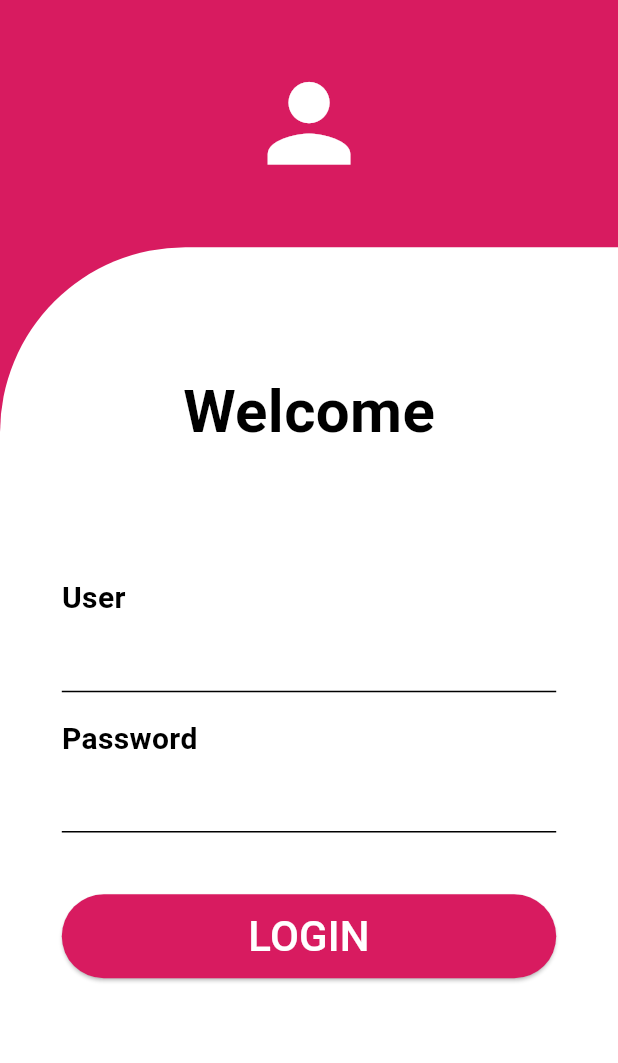
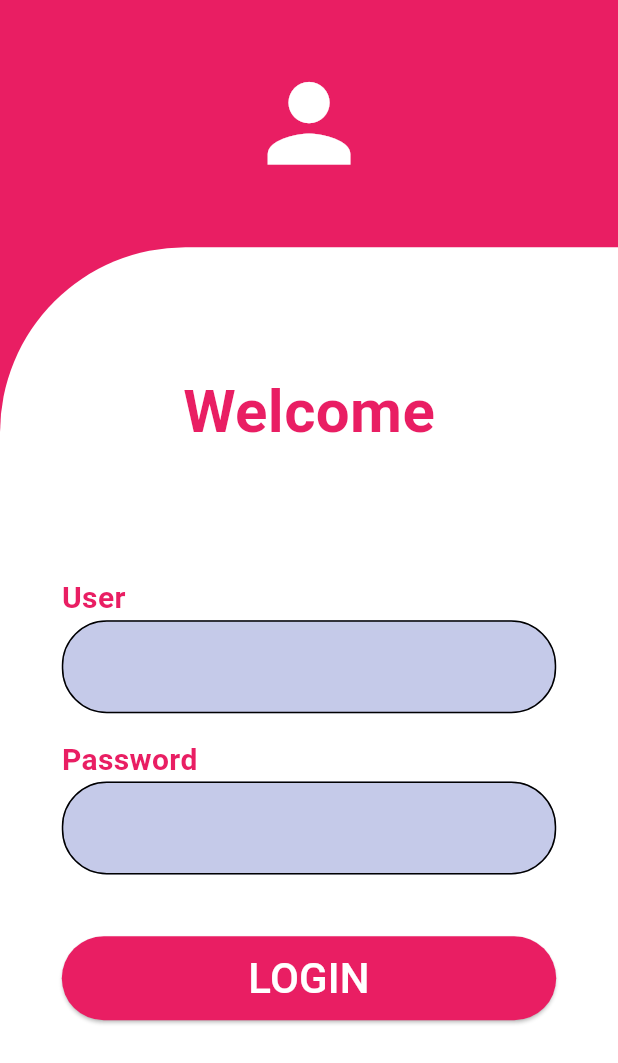
Before and after one commit to JotaDouglas/teste_mobile, a Flutter app: the screen it shows after launch, on a phone screen of 412 x 824 dp. Shown: the top 1063 px of the screen. Run offline on Flutter 3.47's test engine with Material 3 defaults, Android fonts, the phone set to English and light mode, and no system bars.

Commit message:
feat: base ok

```diff
--- /dev/null
+++ b/lib/components/textDecoratio.dart
@@ -0,0 +1,15 @@
+import 'package:flutter/material.dart';
+
+InputDecoration decorationField() {
+  return InputDecoration(
+      fillColor: Colors.indigo[100],
+      filled: true,
+      hintStyle: const TextStyle(color: Colors.black),
+      // focusedBorder: UnderlineInputBorder(
+      //   borderSide: BorderSide(color: Colors.blue),
+      // ),
+      border: OutlineInputBorder(
+        borderRadius: BorderRadius.circular(30),
+        borderSide: BorderSide(color: Colors.indigo[100] ?? Colors.indigo)
+      ));
+}
--- a/lib/main.dart
+++ b/lib/main.dart
@@ -1,6 +1,7 @@
 import 'package:flutter/material.dart';
 import 'package:teste_mobile/routes/routes.dart';
 import 'package:teste_mobile/views/auth.view.dart';
+import 'package:teste_mobile/views/home.view.dart';
 
 void main() {
   runApp(const MyApp());
@@ -20,17 +21,17 @@ class MyApp extends StatelessWidget {
           primary: Colors.white,
           secondary: Colors.pink,
           background: Colors.pink,
-          surface: Colors.pink[600] ?? Colors.pink,
+          surface: Colors.pink,
           error: Colors.yellow,
         ),
         textTheme: const TextTheme(
-          bodyMedium: TextStyle(color: Colors.black), // cor da fonte do widget text
+          bodyMedium: TextStyle(color: Colors.pink), // cor da fonte do widget text
         ),
         useMaterial3: true,
       ),
       routes: {
         AppRoutes.AUTH_PAGE: (ctx) => const AuthPage(),
-        AppRoutes.HOME_PAGE: (ctx) => const AuthPage(),
+        AppRoutes.HOME_PAGE: (ctx) => const HomePage(),
       },
     );
   }
```
